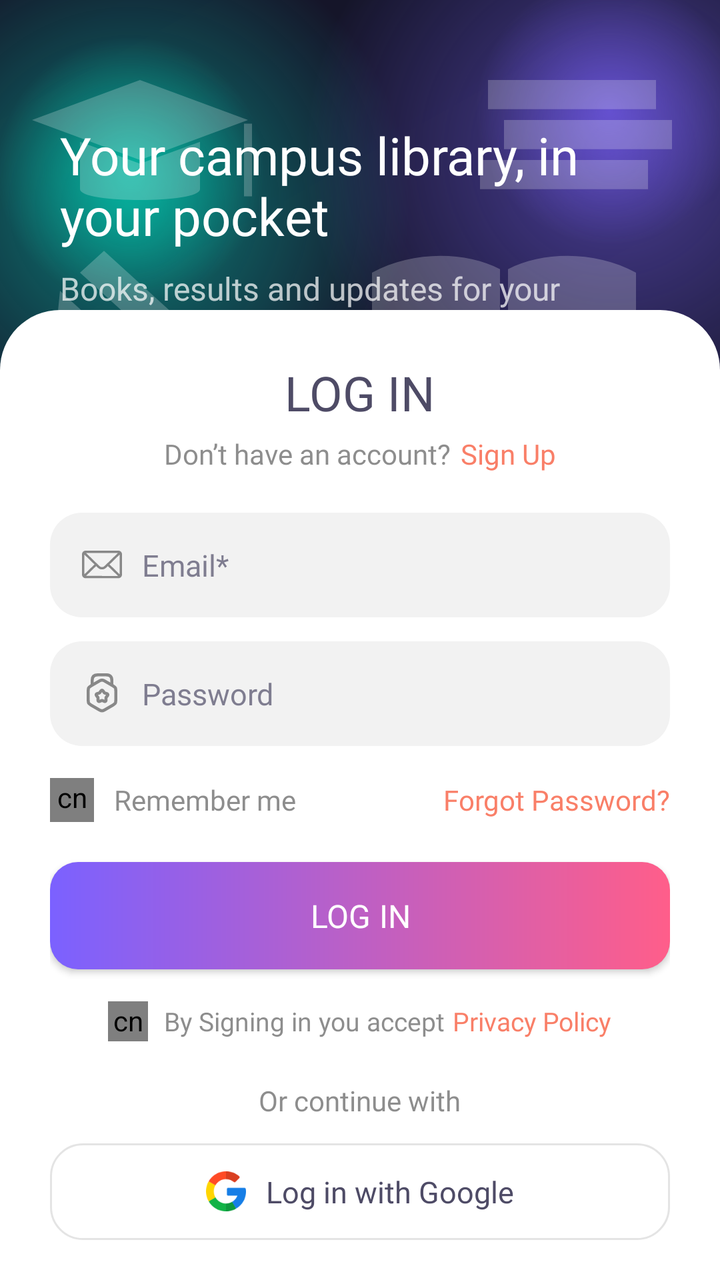
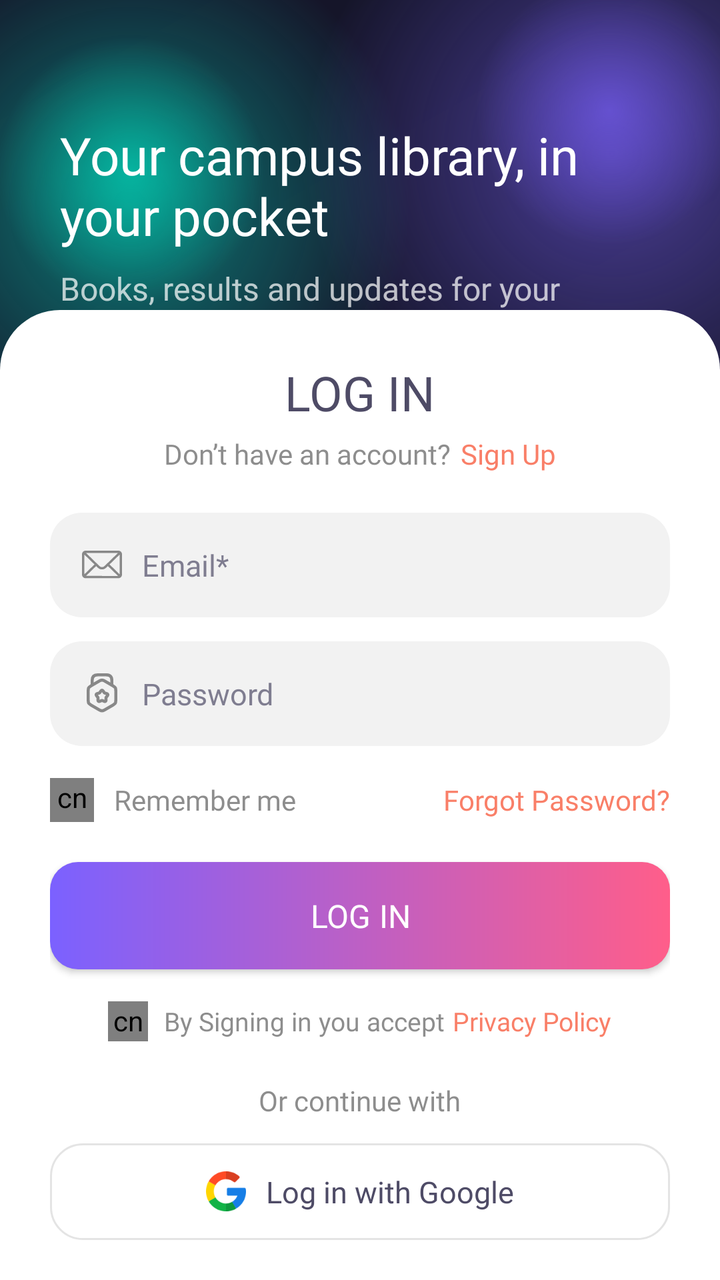

An Android layout rendered at two revisions. The XML below is the earlier revision; the diff shows what the commit changed to produce the second picture.
<!-- AndroidManifest.xml: application theme Theme.AndroidEBook_V16 -->
<!-- res/layout/activity_login.xml -->
<?xml version="1.0" encoding="utf-8"?>
<RelativeLayout xmlns:android="http://schemas.android.com/apk/res/android"
    xmlns:app="http://schemas.android.com/apk/res-auto"
    xmlns:tools="http://schemas.android.com/tools"
    android:id="@+id/main"
    android:layout_width="match_parent"
    android:layout_height="match_parent"
    android:background="@drawable/bg_auth_mesh">

    <ImageView
        android:id="@+id/authBlobTeal"
        android:layout_width="@dimen/_250px"
        android:layout_height="@dimen/_250px"
        android:layout_alignParentTop="true"
        android:layout_alignParentStart="true"
        android:layout_marginStart="-60dp"
        android:layout_marginTop="-40dp"
        android:src="@drawable/bg_auth_blob_teal"
        tools:ignore="ContentDescription" />

    <ImageView
        android:id="@+id/authBlobViolet"
        android:layout_width="@dimen/_250px"
        android:layout_height="@dimen/_250px"
        android:layout_alignParentTop="true"
        android:layout_alignParentEnd="true"
        android:layout_marginTop="-70dp"
        android:layout_marginEnd="-70dp"
        android:src="@drawable/bg_auth_blob_violet"
        tools:ignore="ContentDescription" />

    <ImageView
        android:id="@+id/ivAuthCampus"
        android:layout_width="match_parent"
        android:layout_height="@dimen/_200px"
        android:layout_alignParentTop="true"
        android:scaleType="fitXY"
        android:src="@drawable/bg_auth_campus"
        tools:ignore="ContentDescription" />

    
    <TextView
        android:id="@+id/txtWelcomeBack"
        style="@style/txt_OpenSansRomanExtraBold"
        android:layout_width="match_parent"
        android:layout_height="wrap_content"
        android:layout_alignParentTop="true"
        android:layout_marginStart="@dimen/_30px"
        android:layout_marginTop="@dimen/_60px"
        android:layout_marginEnd="@dimen/_30px"
        android:text="@string/lbl_auth_headline"
        android:textColor="@color/auth_text_primary"
        android:textSize="@dimen/_26sp" />

    <TextView
        android:id="@+id/txtAuthSub"
        style="@style/txtOpenSansRomanSemiBold"
        android:layout_width="match_parent"
        android:layout_height="wrap_content"
        android:layout_below="@+id/txtWelcomeBack"
        android:layout_marginStart="@dimen/_30px"
        android:layout_marginTop="@dimen/_8px"
        android:layout_marginEnd="@dimen/_30px"
        android:text="@string/lbl_auth_sub"
        android:textColor="@color/auth_text_secondary"
        android:textSize="@dimen/_16sp" />

    
    <androidx.core.widget.NestedScrollView
        android:layout_width="match_parent"
        android:layout_height="wrap_content"
        android:layout_alignParentBottom="true"
        android:layout_marginTop="@dimen/_120px"
        android:background="@drawable/bg_auth_sheet"
        android:clipToPadding="false"
        android:paddingStart="@dimen/_25px"
        android:paddingTop="@dimen/_25px"
        android:paddingEnd="@dimen/_25px"
        android:paddingBottom="@dimen/_20px">

        <LinearLayout
            android:layout_width="match_parent"
            android:layout_height="wrap_content"
            android:orientation="vertical">

            <TextView
                style="@style/txt_OpenSansRomanExtraBold"
                android:layout_width="wrap_content"
                android:layout_height="wrap_content"
                android:layout_gravity="center_horizontal"
                android:text="@string/lbl_log_in"
                android:textColor="@color/gray_2"
                android:textSize="@dimen/_24sp" />

            <LinearLayout
                android:layout_width="wrap_content"
                android:layout_height="wrap_content"
                android:layout_gravity="center_horizontal"
                android:layout_marginTop="@dimen/_5px"
                android:orientation="horizontal">

                <TextView
                    style="@style/txtOpenSansRomanSemiBold"
                    android:layout_width="wrap_content"
                    android:layout_height="wrap_content"
                    android:layout_marginEnd="@dimen/_5px"
                    android:text="@string/msg_don_t_have_an_a"
                    android:textColor="@color/home_by_author"
                    android:textSize="@dimen/_14sp" />

                <TextView
                    android:id="@+id/tvSignUp"
                    style="@style/txt_OpenSansRomanBold"
                    android:layout_width="wrap_content"
                    android:layout_height="wrap_content"
                    android:text="@string/lbl_sign_up"
                    android:textColor="@color/app_bg_orange"
                    android:textSize="@dimen/_14sp" />
            </LinearLayout>

            
            <LinearLayout
                android:layout_width="match_parent"
                android:layout_height="wrap_content"
                android:layout_marginTop="@dimen/_20px"
                android:background="@drawable/bg_auth_input"
                android:gravity="center_vertical"
                android:orientation="horizontal"
                android:paddingStart="@dimen/_16px"
                android:paddingEnd="@dimen/_16px">

                <ImageView
                    android:layout_width="@dimen/_20px"
                    android:layout_height="@dimen/_20px"
                    android:src="@drawable/img_mail"
                    app:tint="@color/home_by_author"
                    tools:ignore="ContentDescription" />

                <EditText
                    android:id="@+id/edtEmail"
                    style="@style/txt_PoppinsMedium"
                    android:layout_width="match_parent"
                    android:layout_height="wrap_content"
                    android:layout_marginStart="@dimen/_10px"
                    android:background="@android:color/transparent"
                    android:ellipsize="end"
                    android:hint="@string/lbl_email"
                    android:inputType="textEmailAddress"
                    android:paddingTop="@dimen/_16px"
                    android:paddingBottom="@dimen/_16px"
                    android:singleLine="true"
                    android:textColor="@color/gray_2"
                    android:textColorHint="@color/gray_edt_hint_text"
                    android:textCursorDrawable="@drawable/cursor"
                    android:textSize="@dimen/_15sp"
                    tools:ignore="Autofill" />
            </LinearLayout>

            
            <LinearLayout
                android:layout_width="match_parent"
                android:layout_height="wrap_content"
                android:layout_marginTop="@dimen/_12px"
                android:background="@drawable/bg_auth_input"
                android:gravity="center_vertical"
                android:orientation="horizontal"
                android:paddingStart="@dimen/_16px"
                android:paddingEnd="@dimen/_16px">

                <ImageView
                    android:layout_width="@dimen/_20px"
                    android:layout_height="@dimen/_20px"
                    android:src="@drawable/img_premium_lock"
                    app:tint="@color/home_by_author"
                    tools:ignore="ContentDescription" />

                <EditText
                    android:id="@+id/edtPass"
                    style="@style/txt_PoppinsMedium"
                    android:layout_width="match_parent"
                    android:layout_height="wrap_content"
                    android:layout_marginStart="@dimen/_10px"
                    android:background="@android:color/transparent"
                    android:ellipsize="end"
                    android:hint="@string/lbl_pass"
                    android:inputType="textPassword"
                    android:paddingTop="@dimen/_16px"
                    android:paddingBottom="@dimen/_16px"
                    android:singleLine="true"
                    android:textColor="@color/gray_2"
                    android:textColorHint="@color/gray_edt_hint_text"
                    android:textCursorDrawable="@drawable/cursor"
                    android:textSize="@dimen/_15sp"
                    tools:ignore="Autofill" />
            </LinearLayout>

            
            <RelativeLayout
                android:id="@+id/linearRowrememberme"
                android:layout_width="match_parent"
                android:layout_height="wrap_content"
                android:layout_marginTop="@dimen/_16px">

                <cn.refactor.library.SmoothCheckBox
                    android:id="@+id/cbRemMe"
                    android:layout_width="22dp"
                    android:layout_height="22dp"
                    android:layout_alignParentStart="true"
                    android:layout_centerVertical="true"
                    app:color_checked="@color/check_box_check_bg_login"
                    app:color_tick="@color/check_box_tick_login"
                    app:color_unchecked="@color/check_box_bg_login"
                    app:color_unchecked_stroke="@color/check_box_circle_login" />

                <TextView
                    android:id="@+id/txtMe"
                    style="@style/txtOpenSansRomanSemiBold"
                    android:layout_width="wrap_content"
                    android:layout_height="wrap_content"
                    android:layout_centerVertical="true"
                    android:layout_marginStart="@dimen/_10px"
                    android:layout_toEndOf="@+id/cbRemMe"
                    android:text="@string/lbl_remember_me"
                    android:textColor="@color/home_by_author"
                    android:textSize="@dimen/_14sp" />

                <TextView
                    android:id="@+id/tvForgotPassword"
                    style="@style/txt_OpenSansRomanBold"
                    android:layout_width="wrap_content"
                    android:layout_height="wrap_content"
                    android:layout_alignParentEnd="true"
                    android:layout_centerVertical="true"
                    android:background="?attr/selectableItemBackground"
                    android:text="@string/msg_forgot_password"
                    android:textColor="@color/app_bg_orange"
                    android:textSize="@dimen/_14sp" />
            </RelativeLayout>

            <androidx.appcompat.widget.AppCompatButton
                android:id="@+id/btnLogIn"
                style="@style/txtOpenSansRomanBold"
                android:layout_width="match_parent"
                android:layout_height="wrap_content"
                android:layout_marginTop="@dimen/_20px"
                android:background="@drawable/bg_auth_cta"
                android:gravity="center"
                android:paddingTop="@dimen/_16px"
                android:paddingBottom="@dimen/_16px"
                android:singleLine="true"
                android:text="@string/lbl_log_in"
                android:textAllCaps="false"
                android:textColor="@color/white"
                android:textSize="@dimen/_16sp" />

            
            <RelativeLayout
                android:id="@+id/linearRowPolicy"
                android:layout_width="wrap_content"
                android:layout_height="wrap_content"
                android:layout_gravity="center_horizontal"
                android:layout_marginTop="@dimen/_16px">

                <cn.refactor.library.SmoothCheckBox
                    android:id="@+id/cbPrivacyTerms"
                    android:layout_width="20dp"
                    android:layout_height="20dp"
                    android:layout_alignParentStart="true"
                    android:layout_centerVertical="true"
                    app:color_checked="@color/check_box_check_bg_login"
                    app:color_tick="@color/check_box_tick_login"
                    app:color_unchecked="@color/check_box_bg_login"
                    app:color_unchecked_stroke="@color/check_box_circle_login" />

                <TextView
                    android:id="@+id/txtPrivacyText"
                    style="@style/txtOpenSansRomanSemiBold"
                    android:layout_width="wrap_content"
                    android:layout_height="wrap_content"
                    android:layout_centerVertical="true"
                    android:layout_marginStart="@dimen/_8px"
                    android:layout_toEndOf="@+id/cbPrivacyTerms"
                    android:singleLine="true"
                    android:text="@string/msg_by_signing_in_y"
                    android:textColor="@color/home_by_author"
                    android:textSize="@dimen/_13sp" />

                <TextView
                    android:id="@+id/tvPrivacyTerms"
                    style="@style/txt_OpenSansRomanBold"
                    android:layout_width="wrap_content"
                    android:layout_height="wrap_content"
                    android:layout_centerVertical="true"
                    android:layout_marginStart="@dimen/_4px"
                    android:layout_toEndOf="@+id/txtPrivacyText"
                    android:singleLine="true"
                    android:text="@string/msg_by_signing_up_policy"
                    android:textColor="@color/app_bg_orange"
                    android:textSize="@dimen/_13sp" />
            </RelativeLayout>

            
            <TextView
                android:id="@+id/txtOrcontinuewit"
                style="@style/txtOpenSansRomanSemiBold"
                android:layout_width="wrap_content"
                android:layout_height="wrap_content"
                android:layout_gravity="center_horizontal"
                android:layout_marginTop="@dimen/_20px"
                android:text="@string/msg_or_continue_with"
                android:textColor="@color/home_by_author"
                android:textSize="@dimen/_14sp" />

            <LinearLayout
                android:id="@+id/llGoogle"
                android:layout_width="match_parent"
                android:layout_height="wrap_content"
                android:layout_marginTop="@dimen/_12px"
                android:background="@drawable/bg_auth_social"
                android:gravity="center"
                android:orientation="horizontal"
                android:paddingTop="@dimen/_14px"
                android:paddingBottom="@dimen/_14px">

                <ImageView
                    android:id="@+id/imageGoogle"
                    android:layout_width="@dimen/_20px"
                    android:layout_height="@dimen/_20px"
                    android:src="@drawable/img_google"
                    tools:ignore="ContentDescription" />

                <TextView
                    android:id="@+id/txtGoogleOne"
                    style="@style/txt_OpenSansRomanBold"
                    android:layout_width="wrap_content"
                    android:layout_height="wrap_content"
                    android:layout_marginStart="@dimen/_10px"
                    android:text="@string/lbl_google"
                    android:textColor="@color/gray_2"
                    android:textSize="@dimen/_15sp" />
            </LinearLayout>
        </LinearLayout>
    </androidx.core.widget.NestedScrollView>
</RelativeLayout>
<!-- resources referenced by this layout -->
<resources>
  <color name="app_bg_orange">#F97F68</color>
  <color name="auth_text_primary">#FFFFFFFF</color>
  <color name="auth_text_secondary">#B8FFFFFF</color>
  <color name="check_box_bg_login">#FEFEFE</color>
  <color name="check_box_check_bg_login">#F97F68</color>
  <color name="check_box_circle_login">#99ffd9d2</color>
  <color name="check_box_tick_login">#FFFFFF</color>
  <color name="gray_2">#4e4b66</color>
  <color name="gray_edt_hint_text">#B24E4B66</color>
  <color name="home_by_author">#99414141</color>
  <color name="white">#FFFFFFFF</color>
  <dimen name="_10px">10.0dp</dimen>
  <dimen name="_120px">120.0dp</dimen>
  <dimen name="_12px">12.0dp</dimen>
  <dimen name="_13sp">13.0sp</dimen>
  <dimen name="_14px">14.0dp</dimen>
  <dimen name="_14sp">14.0sp</dimen>
  <dimen name="_15sp">15.0sp</dimen>
  <dimen name="_16px">16.0dp</dimen>
  <dimen name="_16sp">16.0sp</dimen>
  <dimen name="_200px">200.0dp</dimen>
  <dimen name="_20px">20.0dp</dimen>
  <dimen name="_24sp">24.0sp</dimen>
  <dimen name="_250px">250.0dp</dimen>
  <dimen name="_25px">25.0dp</dimen>
  <dimen name="_26sp">26.0sp</dimen>
  <dimen name="_30px">30.0dp</dimen>
  <dimen name="_4px">4.0dp</dimen>
  <dimen name="_5px">5.0dp</dimen>
  <dimen name="_60px">60.0dp</dimen>
  <dimen name="_8px">8.0dp</dimen>
  <!-- drawable bg_auth_campus (drawable) -->
  <?xml version="1.0" encoding="utf-8"?>
  <vector xmlns:android="http://schemas.android.com/apk/res/android"
      android:width="360dp"
      android:height="220dp"
      android:viewportWidth="360"
      android:viewportHeight="220"
      android:alpha="0.22">
  
      
      <path
          android:fillColor="#FFFFFF"
          android:pathData="M70,44 L124,66 L70,88 L16,66 Z" />
      <path
          android:fillColor="#FFFFFF"
          android:pathData="M40,78 L40,104 C40,112 100,112 100,104 L100,78 L70,90 Z" />
      <path
          android:fillColor="#FFFFFF"
          android:pathData="M122,68 L126,68 L126,108 L122,108 Z" />
  
      
      <path
          android:fillColor="#FFFFFF"
          android:pathData="M186,150 C206,138 232,138 250,148 L250,196 C232,186 206,186 186,198 Z" />
      <path
          android:fillColor="#FFFFFF"
          android:pathData="M254,148 C272,138 298,138 318,150 L318,198 C298,186 272,186 254,196 Z" />
  
      
      <path
          android:fillColor="#FFFFFF"
          android:pathData="M244,44 L328,44 L328,60 L244,60 Z" />
      <path
          android:fillColor="#FFFFFF"
          android:pathData="M252,66 L336,66 L336,82 L252,82 Z" />
      <path
          android:fillColor="#FFFFFF"
          android:pathData="M240,88 L324,88 L324,104 L240,104 Z" />
  
      
      <path
          android:fillColor="#FFFFFF"
          android:pathData="M40,150 L52,138 L112,198 L100,210 Z" />
      <path
          android:fillColor="#FFFFFF"
          android:pathData="M30,160 L46,176 L28,182 Z" />
  </vector>
  <string name="lbl_email">Email*</string>
  <string name="lbl_google">Log in with Google</string>
  <string name="lbl_log_in">LOG IN</string>
  <string name="lbl_pass">Password</string>
  <string name="lbl_remember_me">Remember me</string>
  <string name="lbl_sign_up">Sign Up</string>
  <string name="msg_by_signing_up_policy">Privacy Policy</string>
  <string name="msg_forgot_password">Forgot Password?</string>
  <string name="msg_or_continue_with">Or continue with</string>
  <color name="auth_cta_start">#7B61FF</color>
  <color name="auth_cta_end">#FF5E8A</color>
  <color name="search_home_bg">#F2F2F2</color>
  <color name="auth_bg_base2">#1B1B34</color>
  <color name="auth_bg_base">#141428</color>
  <color name="card_view_bg">#FFFFFFFF</color>
  <color name="detail_line">#b2d9d9d9</color>
  <color name="cursor_color">#4e4b66</color>
  <dimen name="_17px">17.0dp</dimen>
  <color name="purple_500">#F97F68</color>
  <color name="purple_700">#F97F68</color>
  <color name="teal_200">#F97F68</color>
  <color name="teal_700">#F97F68</color>
  <color name="black">#FF000000</color>
  <color name="orange_login_bg">#F97F68</color>
  <color name="write_review_bg">#ffffff</color>
  <!-- unchanged entries left out for length: 25 -->
</resources>

<!-- the commit's change to res/layout/activity_login.xml (unified diff, before → after) -->
@@ -27,15 +27,6 @@
         android:layout_marginTop="-70dp"
         android:layout_marginEnd="-70dp"
         android:src="@drawable/bg_auth_blob_violet"
-        tools:ignore="ContentDescription" />
-
-    <ImageView
-        android:id="@+id/ivAuthCampus"
-        android:layout_width="match_parent"
-        android:layout_height="@dimen/_200px"
-        android:layout_alignParentTop="true"
-        android:scaleType="fitXY"
-        android:src="@drawable/bg_auth_campus"
         tools:ignore="ContentDescription" />
 
     
<!-- resource entries referenced after the edit -->
@@ -20,7 +20,6 @@
   <dimen name="_15sp">15.0sp</dimen>
   <dimen name="_16px">16.0dp</dimen>
   <dimen name="_16sp">16.0sp</dimen>
-  <dimen name="_200px">200.0dp</dimen>
   <dimen name="_20px">20.0dp</dimen>
   <dimen name="_24sp">24.0sp</dimen>
   <dimen name="_250px">250.0dp</dimen>
@@ -31,53 +30,6 @@
   <dimen name="_5px">5.0dp</dimen>
   <dimen name="_60px">60.0dp</dimen>
   <dimen name="_8px">8.0dp</dimen>
-  <!-- drawable bg_auth_campus (drawable) -->
-  <?xml version="1.0" encoding="utf-8"?>
-  <vector xmlns:android="http://schemas.android.com/apk/res/android"
-      android:width="360dp"
-      android:height="220dp"
-      android:viewportWidth="360"
-      android:viewportHeight="220"
-      android:alpha="0.22">
-  
-      
-      <path
-          android:fillColor="#FFFFFF"
-          android:pathData="M70,44 L124,66 L70,88 L16,66 Z" />
-      <path
-          android:fillColor="#FFFFFF"
-          android:pathData="M40,78 L40,104 C40,112 100,112 100,104 L100,78 L70,90 Z" />
-      <path
-          android:fillColor="#FFFFFF"
-          android:pathData="M122,68 L126,68 L126,108 L122,108 Z" />
-  
-      
-      <path
-          android:fillColor="#FFFFFF"
-          android:pathData="M186,150 C206,138 232,138 250,148 L250,196 C232,186 206,186 186,198 Z" />
-      <path
-          android:fillColor="#FFFFFF"
-          android:pathData="M254,148 C272,138 298,138 318,150 L318,198 C298,186 272,186 254,196 Z" />
-  
-      
-      <path
-          android:fillColor="#FFFFFF"
-          android:pathData="M244,44 L328,44 L328,60 L244,60 Z" />
-      <path
-          android:fillColor="#FFFFFF"
-          android:pathData="M252,66 L336,66 L336,82 L252,82 Z" />
-      <path
-          android:fillColor="#FFFFFF"
-          android:pathData="M240,88 L324,88 L324,104 L240,104 Z" />
-  
-      
-      <path
-          android:fillColor="#FFFFFF"
-          android:pathData="M40,150 L52,138 L112,198 L100,210 Z" />
-      <path
-          android:fillColor="#FFFFFF"
-          android:pathData="M30,160 L46,176 L28,182 Z" />
-  </vector>
   <string name="lbl_email">Email*</string>
   <string name="lbl_google">Log in with Google</string>
   <string name="lbl_log_in">LOG IN</string>
